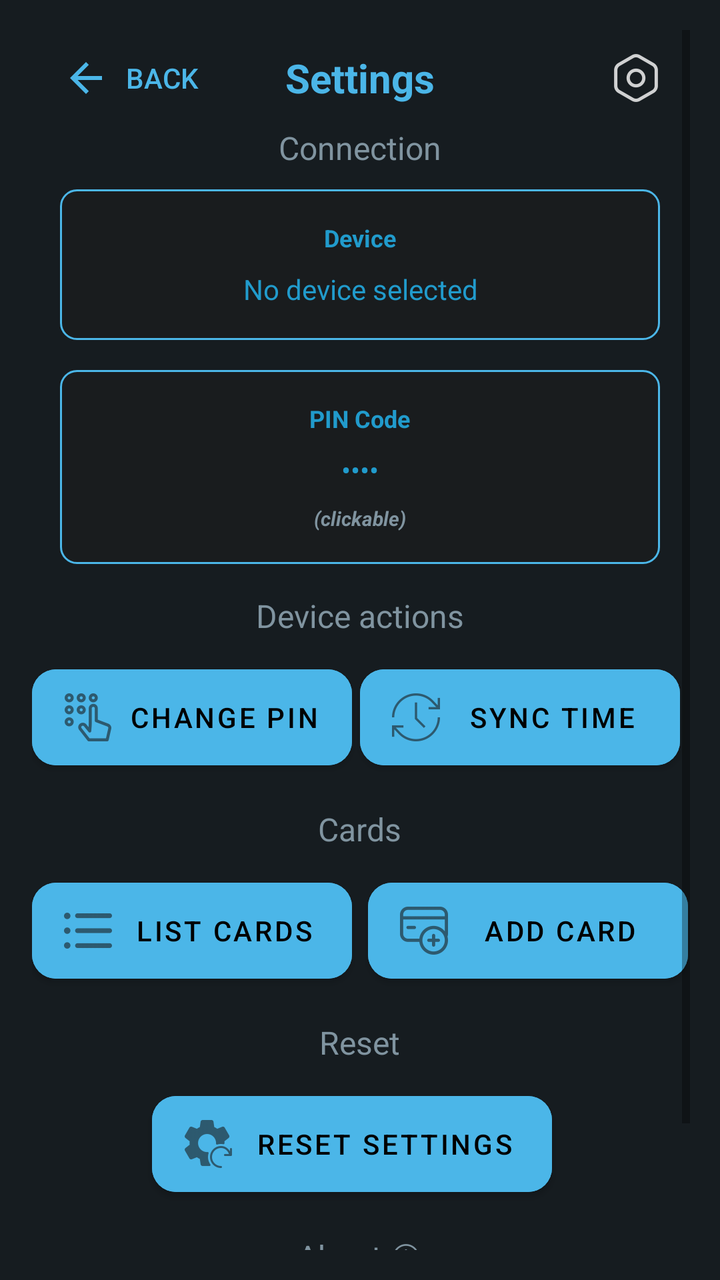
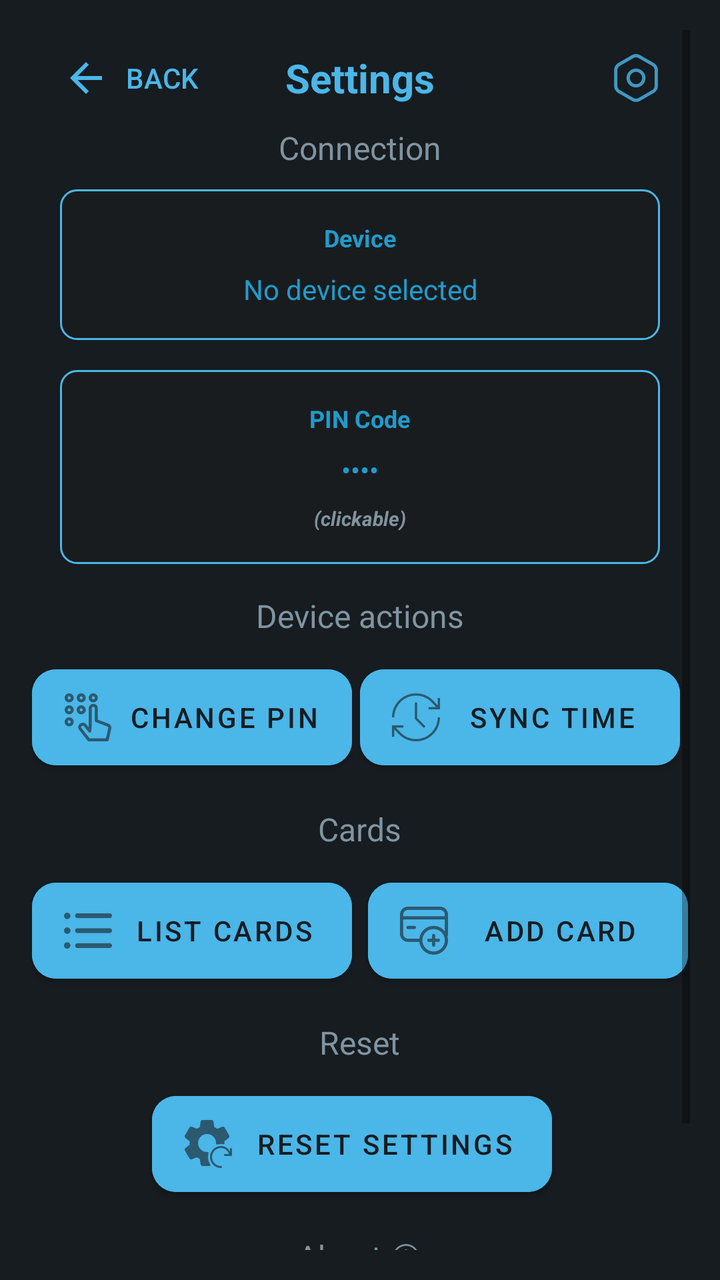

Screens rendered from an Android XML layout before and after an edit, with the pre-edit source and the edit as a unified diff.
<!-- AndroidManifest.xml: activity theme Theme.Nsline22 -->
<!-- res/layout/activity_settings.xml -->
<?xml version="1.0" encoding="utf-8"?>
<ScrollView xmlns:android="http://schemas.android.com/apk/res/android"
    xmlns:app="http://schemas.android.com/apk/res-auto"
    android:layout_width="match_parent"
    android:layout_height="match_parent"
    android:background="@color/background_dark"
    android:padding="15dp"
    android:fillViewport="true">

    <LinearLayout
        android:layout_width="match_parent"
        android:layout_height="wrap_content"
        android:orientation="vertical">

        
        <RelativeLayout
            android:layout_width="match_parent"
            android:layout_height="wrap_content"
            android:orientation="horizontal">

            <Button
                android:id="@+id/aboutBackButton"
                android:layout_width="wrap_content"
                android:layout_height="wrap_content"
                android:text="Back"
                android:drawableLeft="@drawable/ic_arrow_backward"
                android:textColor="?attr/colorPrimary"
                style="@style/Widget.AppCompat.Button.Borderless"
                android:layout_alignParentStart="true"
                android:layout_centerVertical="true" />

            <TextView
                android:layout_width="wrap_content"
                android:layout_height="wrap_content"
                android:text="Settings"
                android:textColor="?attr/colorPrimary"
                android:textSize="20sp"
                android:textStyle="bold"
                android:layout_marginBottom="5dp"
                android:layout_centerInParent="true" />

            <ImageView
                android:layout_width="wrap_content"
                android:layout_height="wrap_content"
                android:src="@drawable/ic_settings"
                android:layout_alignParentEnd="true"
                android:layout_marginBottom="5dp"
                android:layout_centerInParent="true"
                android:layout_marginEnd="15dp" />

        </RelativeLayout>

        
        <LinearLayout
            android:layout_width="match_parent"
            android:layout_height="0dp"
            android:layout_weight="1"
            android:orientation="vertical"
            android:gravity="center"
            android:layout_gravity="center">

            <TextView
                android:layout_width="wrap_content"
                android:layout_height="wrap_content"
                android:text="Connection"
                android:textColor="@color/material_dynamic_secondary60"
                android:textSize="16sp"
                android:layout_marginBottom="10dp" />

            
            <LinearLayout
                android:id="@+id/deviceInfoContainer"
                android:layout_width="300dp"
                android:layout_height="wrap_content"
                android:orientation="vertical"
                android:background="@drawable/output_background"
                android:padding="16dp"
                android:layout_marginBottom="15dp"
                android:gravity="center"
                android:clickable="true"
                android:focusable="true"
                android:foreground="?attr/selectableItemBackground">

                <TextView
                    android:layout_width="wrap_content"
                    android:layout_height="wrap_content"
                    android:text="Device"
                    android:textColor="@color/material_dynamic_primary60"
                    android:textSize="12sp"
                    android:textStyle="bold"
                    android:layout_marginBottom="8dp" />

                <TextView
                    android:id="@+id/deviceInfoText"
                    android:layout_width="wrap_content"
                    android:layout_height="wrap_content"
                    android:text="No device selected"
                    android:textColor="@color/material_dynamic_primary60"
                    android:textSize="14sp"
                    android:gravity="center" />

            </LinearLayout>

            
            <LinearLayout
                android:id="@+id/pinInfoContainer"
                android:layout_width="300dp"
                android:layout_height="wrap_content"
                android:orientation="vertical"
                android:background="@drawable/output_background"
                android:padding="16dp"
                android:layout_marginBottom="15dp"
                android:gravity="center"
                android:clickable="true"
                android:focusable="true"
                android:foreground="?attr/selectableItemBackground">

                <TextView
                    android:layout_width="wrap_content"
                    android:layout_height="wrap_content"
                    android:text="PIN Code"
                    android:textColor="@color/material_dynamic_primary60"
                    android:textSize="12sp"
                    android:textStyle="bold"
                    android:layout_marginBottom="8dp" />

                <TextView
                    android:id="@+id/pinInfoText"
                    android:layout_width="wrap_content"
                    android:layout_height="wrap_content"
                    android:text="••••"
                    android:textColor="@color/material_dynamic_primary60"
                    android:textSize="14sp" />

                <TextView
                    android:layout_width="wrap_content"
                    android:layout_height="wrap_content"
                    android:text="(clickable)"
                    android:textColor="@color/material_dynamic_secondary60"
                    android:textSize="10sp"
                    android:textStyle="bold|italic"
                    android:layout_marginTop="8dp" />

            </LinearLayout>

            <TextView
                android:layout_width="wrap_content"
                android:layout_height="wrap_content"
                android:text="Device actions"
                android:textColor="@color/material_dynamic_secondary60"
                android:textSize="16sp"
                android:layout_marginBottom="10dp" />

            <LinearLayout
                android:layout_width="wrap_content"
                android:layout_height="wrap_content"
                android:orientation="horizontal"
                android:layout_marginBottom="15dp">

            
            <Button
                android:id="@+id/changePinButton"
                android:layout_width="160dp"
                android:layout_height="60dp"
                android:layout_marginEnd="4dp"
                android:backgroundTint="?attr/colorPrimary"
                android:text="Change PIN"
                android:textColor="@color/black"
                app:cornerRadius="12dp"
                android:drawableLeft="@drawable/ic_pin"
                android:drawableTint="@color/material_dynamic_neutral10" />

            
            <Button
                android:id="@+id/syncTimeButton"
                android:layout_width="160dp"
                android:layout_height="60dp"
                android:layout_marginEnd="4dp"
                android:backgroundTint="?attr/colorPrimary"
                android:text="Sync Time"
                android:textColor="@color/black"
                app:cornerRadius="12dp"
                android:drawableLeft="@drawable/ic_sync"
                android:drawableTint="@color/material_dynamic_neutral10" />

            </LinearLayout>

            
            <TextView
                android:layout_width="wrap_content"
                android:layout_height="wrap_content"
                android:text="Cards"
                android:textColor="@color/material_dynamic_secondary60"
                android:textSize="16sp"
                android:layout_marginBottom="10dp" />

            
            <LinearLayout
                android:layout_width="wrap_content"
                android:layout_height="wrap_content"
                android:orientation="horizontal"
                android:layout_marginBottom="15dp">

                <Button
                    android:id="@+id/listCardsButton"
                    android:layout_width="160dp"
                    android:layout_height="60dp"
                    android:layout_marginEnd="4dp"
                    android:backgroundTint="?attr/colorPrimary"
                    android:text="List cards"
                    android:textColor="@color/black"
                    app:cornerRadius="12dp"
                    android:drawableLeft="@drawable/ls"
                    android:drawableTint="@color/material_dynamic_neutral10" />

                <Button
                    android:id="@+id/addCardButton"
                    android:layout_width="160dp"
                    android:layout_height="60dp"
                    android:layout_marginStart="4dp"
                    android:backgroundTint="?attr/colorPrimary"
                    android:text="Add card"
                    android:textColor="@color/black"
                    app:cornerRadius="12dp"
                    android:drawableLeft="@drawable/add"
                    android:drawableTint="@color/material_dynamic_neutral10" />

            </LinearLayout>

            <TextView
                android:layout_width="wrap_content"
                android:layout_height="wrap_content"
                android:text="Reset"
                android:textColor="@color/material_dynamic_secondary60"
                android:textSize="16sp"
                android:layout_marginBottom="10dp" />

            
            <Button
                android:id="@+id/factoryResetButton"
                android:layout_width="200dp"
                android:layout_height="60dp"
                android:layout_marginEnd="4dp"
                android:backgroundTint="?attr/colorPrimary"
                android:text="Reset Settings"
                android:textColor="@color/black"
                app:cornerRadius="12dp"
                android:drawableLeft="@drawable/ic_reset"
                android:layout_marginBottom="15dp"
                android:drawableTint="@color/material_dynamic_neutral10" />

            <TextView
                android:layout_width="wrap_content"
                android:layout_height="wrap_content"
                android:text="About ⓘ"
                android:textColor="@color/material_dynamic_secondary60"
                android:textSize="16sp"
                android:layout_marginBottom="10dp" />

            <TextView
                android:layout_width="wrap_content"
                android:layout_height="wrap_content"
                android:text="UniStart v4.0"
                android:textSize="12sp"
                android:textColor="@color/material_dynamic_primary60"
                android:layout_marginBottom="8dp" />

            <TextView
                android:layout_width="wrap_content"
                android:layout_height="wrap_content"
                android:text="Developed by nsline22"
                android:textSize="12sp"
                android:textColor="@color/material_dynamic_primary60"
                android:layout_marginBottom="8dp" />

            <TextView
                android:id="@+id/signlink"
                android:layout_width="wrap_content"
                android:layout_height="wrap_content"
                android:text="t.me/nsline22"
                android:autoLink="web"
                android:linksClickable="true"
                android:textColorLink="@color/material_dynamic_primary50"
                android:textSize="12sp" />

        </LinearLayout>
    </LinearLayout>
</ScrollView>
<!-- resources referenced by this layout -->
<resources>
  <color name="background_dark">@color/material_dynamic_neutral_variant10</color>
  <color name="black">#FF000000</color>
  <!-- drawable add: png bitmap (drawable-hdpi, 885 bytes) -->
  <!-- drawable ic_arrow_backward (drawable) -->
  <vector xmlns:android="http://schemas.android.com/apk/res/android"
      android:width="24dp"
      android:height="24dp"
      android:viewportWidth="24"
      android:viewportHeight="24"
      android:tint="?attr/colorPrimary">
      <path
          android:fillColor="@android:color/white"
          android:pathData="M12,20l1.41,-1.41L7.83,13H20v-2H7.83l5.58,-5.59L12,4l-8,8z"/>
  </vector>
  <!-- drawable ic_pin: png bitmap (drawable-hdpi, 944 bytes) -->
  <!-- drawable ic_reset: png bitmap (drawable-hdpi, 1024 bytes) -->
  <!-- drawable ic_settings: png bitmap (drawable-hdpi, 670 bytes) -->
  <!-- drawable ic_sync: png bitmap (drawable-hdpi, 898 bytes) -->
  <!-- drawable ls: png bitmap (drawable-hdpi, 333 bytes) -->
  <!-- drawable output_background (drawable) -->
  <shape xmlns:android="http://schemas.android.com/apk/res/android">
      <solid android:color="@color/material_dynamic_neutral10" />
      <stroke android:width="1dp" android:color="?attr/colorPrimary" />
      <corners android:radius="8dp" />
  </shape>
  <style name="Theme.Nsline22" parent="Theme.MaterialComponents.DayNight.NoActionBar">
          <item name="android:windowBackground">@color/material_dynamic_neutral_variant10</item>
          <item name="colorPrimary">@color/material_dynamic_primary70</item>
          <item name="editTextStyle">@style/EditTextStyle</item>
          <item name="android:statusBarColor">@color/material_dynamic_neutral_variant10</item>
          <item name="android:navigationBarColor">@color/material_dynamic_neutral_variant10</item>
      </style>
  <style name="EditTextStyle" parent="Widget.MaterialComponents.TextInputLayout.OutlinedBox">
          <item name="boxStrokeColor">@color/material_dynamic_primary70</item>
          <item name="android:textColorHint">@color/material_dynamic_primary70</item>
          <item name="android:textColor">@color/white</item>
          <item name="android:paddingStart">12dp</item>
          <item name="android:paddingEnd">12dp</item>
          <item name="android:paddingTop">8dp</item>
          <item name="android:paddingBottom">8dp</item>
      </style>
  <color name="white">#FFFFFFFF</color>
</resources>

<!-- the commit's change to res/layout/activity_settings.xml (unified diff, before → after) -->
@@ -46,7 +46,8 @@
                 android:layout_alignParentEnd="true"
                 android:layout_marginBottom="5dp"
                 android:layout_centerInParent="true"
-                android:layout_marginEnd="15dp" />
+                android:layout_marginEnd="15dp"
+                android:tint="?attr/colorPrimary" />
 
         </RelativeLayout>
 
@@ -165,10 +166,10 @@
                 android:layout_marginEnd="4dp"
                 android:backgroundTint="?attr/colorPrimary"
                 android:text="Change PIN"
-                android:textColor="@color/black"
+                android:textColor="@color/material_dynamic_neutral_variant10"
                 app:cornerRadius="12dp"
                 android:drawableLeft="@drawable/ic_pin"
-                android:drawableTint="@color/material_dynamic_neutral10" />
+                android:drawableTint="@color/material_dynamic_neutral_variant10" />
 
             
             <Button
@@ -178,10 +179,10 @@
                 android:layout_marginEnd="4dp"
                 android:backgroundTint="?attr/colorPrimary"
                 android:text="Sync Time"
-                android:textColor="@color/black"
+                android:textColor="@color/material_dynamic_neutral_variant10"
                 app:cornerRadius="12dp"
                 android:drawableLeft="@drawable/ic_sync"
-                android:drawableTint="@color/material_dynamic_neutral10" />
+                android:drawableTint="@color/material_dynamic_neutral_variant10" />
 
             </LinearLayout>
 
@@ -208,10 +209,10 @@
                     android:layout_marginEnd="4dp"
                     android:backgroundTint="?attr/colorPrimary"
                     android:text="List cards"
-                    android:textColor="@color/black"
+                    android:textColor="@color/material_dynamic_neutral_variant10"
                     app:cornerRadius="12dp"
                     android:drawableLeft="@drawable/ls"
-                    android:drawableTint="@color/material_dynamic_neutral10" />
+                    android:drawableTint="@color/material_dynamic_neutral_variant10" />
 
                 <Button
                     android:id="@+id/addCardButton"
@@ -220,10 +221,10 @@
                     android:layout_marginStart="4dp"
                     android:backgroundTint="?attr/colorPrimary"
                     android:text="Add card"
-                    android:textColor="@color/black"
+                    android:textColor="@color/material_dynamic_neutral_variant10"
                     app:cornerRadius="12dp"
                     android:drawableLeft="@drawable/add"
-                    android:drawableTint="@color/material_dynamic_neutral10" />
+                    android:drawableTint="@color/material_dynamic_neutral_variant10" />
 
             </LinearLayout>
 
@@ -243,11 +244,11 @@
                 android:layout_marginEnd="4dp"
                 android:backgroundTint="?attr/colorPrimary"
                 android:text="Reset Settings"
-                android:textColor="@color/black"
+                android:textColor="@color/material_dynamic_neutral_variant10"
                 app:cornerRadius="12dp"
                 android:drawableLeft="@drawable/ic_reset"
                 android:layout_marginBottom="15dp"
-                android:drawableTint="@color/material_dynamic_neutral10" />
+                android:drawableTint="@color/material_dynamic_neutral_variant10" />
 
             <TextView
                 android:layout_width="wrap_content"
<!-- resource entries referenced after the edit -->
@@ -1,7 +1,6 @@
 <!-- resources referenced by this layout -->
 <resources>
   <color name="background_dark">@color/material_dynamic_neutral_variant10</color>
-  <color name="black">#FF000000</color>
   <!-- drawable add: png bitmap (drawable-hdpi, 885 bytes) -->
   <!-- drawable ic_arrow_backward (drawable) -->
   <vector xmlns:android="http://schemas.android.com/apk/res/android"
